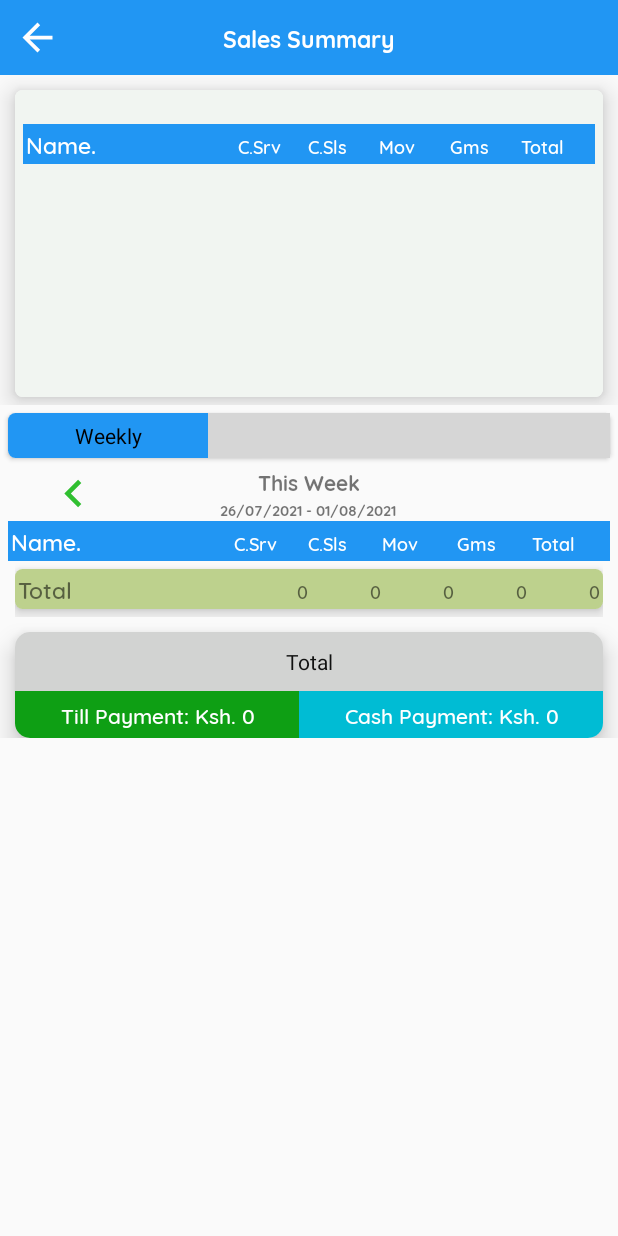
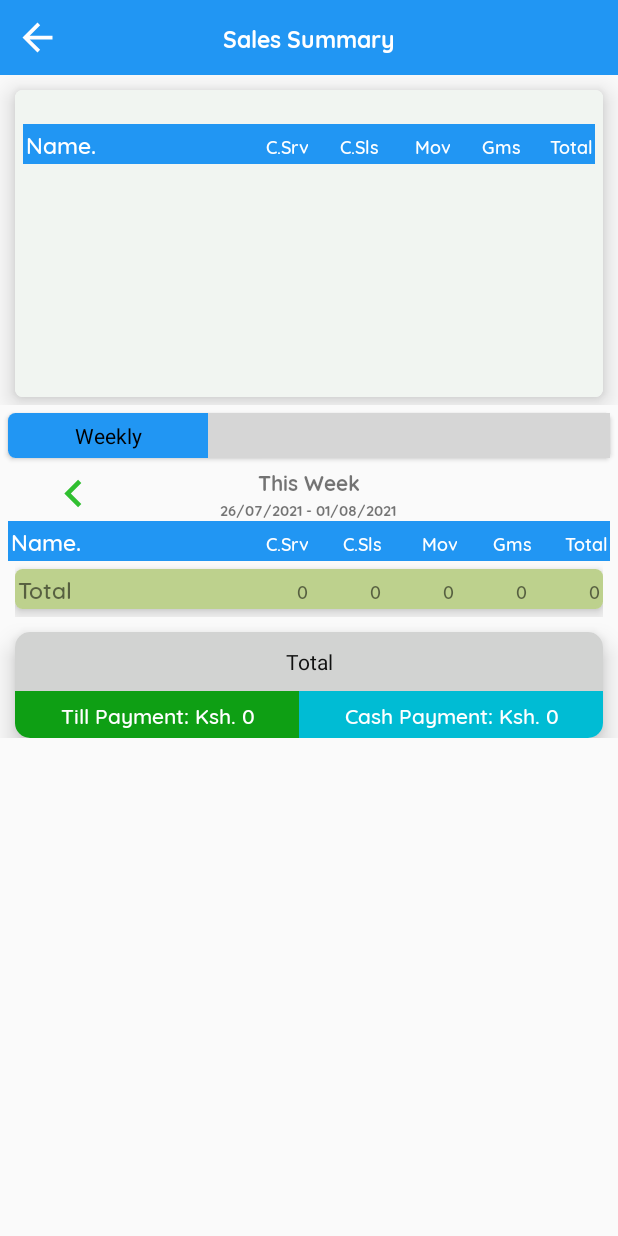
Before and after one commit to mulukadan/MUNITAPP, an Android app: the SummaryActivity screen opened directly, with no data from a screen before it, on a phone screen of 412 x 824 dp. Run offline under Robolectric (Android 15) with nearby library versions, the phone set to English and light mode, and no system bars; our stand-ins replace Firebase (no records; nobody signed in at launch, a user with empty details on screens opened directly); libraries missing offline, so code that uses them is left out: cn.pedant, com.eftimoff.viewpagertransformers; 9 statements that could not run were skipped; grey boxes are pictures that could not be loaded.

Commit message:
Some Changes

```diff
--- a/app/build.gradle
+++ b/app/build.gradle
@@ -16,11 +16,11 @@ apply plugin: 'com.android.application'
 //apply plugin: 'io.fabric'
 
 android {
-    compileSdkVersion 28
+    compileSdkVersion 30
     defaultConfig {
         applicationId "com.munit.m_unitapp"
         minSdkVersion 21
-        targetSdkVersion 28
+        targetSdkVersion 30
         versionCode 1
         versionName "1.0"
         testInstrumentationRunner 'androidx.test.runner.AndroidJUnitRunner'
@@ -50,6 +50,7 @@ dependencies {
     implementation 'com.google.android.material:material:1.0.0'
     implementation 'androidx.constraintlayout:constraintlayout:1.1.3'
     implementation 'com.google.firebase:firebase-firestore:21.6.0'
+    implementation 'com.google.firebase:firebase-perf:19.1.1'
     testImplementation 'junit:junit:4.12'
     androidTestImplementation 'androidx.test.ext:junit:1.1.1'
     androidTestImplementation 'androidx.test.espresso:espresso-core:3.1.0'
@@ -90,3 +91,4 @@ dependencies {
 apply plugin: 'com.google.gms.google-services'
 // Apply the Crashlytics Gradle plugin
 apply plugin: 'com.google.firebase.crashlytics'
+apply plugin: 'com.google.firebase.firebase-perf'
--- a/app/src/main/java/com/munit/m_unitapp/PinActivity.java
+++ b/app/src/main/java/com/munit/m_unitapp/PinActivity.java
@@ -168,6 +168,7 @@ public class PinActivity extends AppCompatActivity implements EasyPermissions.Pe
                     })
                     .show();
         });
+
 
     }
 
--- a/app/src/main/res/layout/activity_summary.xml
+++ b/app/src/main/res/layout/activity_summary.xml
@@ -176,6 +176,7 @@
                             android:layout_weight="1"
                             android:fontFamily="@font/medium"
                             android:text="C.Srv"
+                            android:textAlignment="viewEnd"
                             android:textColor="@color/white"
                             android:textSize="12dp" />
 
@@ -185,6 +186,7 @@
                             android:layout_weight="1"
                             android:fontFamily="@font/medium"
                             android:text="C.Sls"
+                            android:textAlignment="viewEnd"
                             android:textColor="@color/white"
                             android:textSize="12dp" />
 
@@ -194,6 +196,7 @@
                             android:layout_weight="1"
                             android:fontFamily="@font/medium"
                             android:text="Mov"
+                            android:textAlignment="viewEnd"
                             android:textColor="@color/white"
                             android:textSize="12dp" />
 
@@ -203,6 +206,7 @@
                             android:layout_weight="1"
                             android:fontFamily="@font/medium"
                             android:text="Gms"
+                            android:textAlignment="viewEnd"
                             android:textColor="@color/white"
                             android:textSize="12dp" />
 
@@ -212,6 +216,7 @@
                             android:layout_weight="1"
                             android:fontFamily="@font/medium"
                             android:text="Total"
+                            android:textAlignment="viewEnd"
                             android:textColor="@color/white"
                             android:textSize="12dp" />
 
--- a/app/src/main/res/layout/fragment_daily_sales_all.xml
+++ b/app/src/main/res/layout/fragment_daily_sales_all.xml
@@ -56,6 +56,7 @@
                     android:layout_height="wrap_content"
                     android:layout_weight="1"
                     android:text="C.Srv"
+                    android:textAlignment="viewEnd"
                     android:fontFamily="@font/medium"
                     android:textColor="@color/white"
                     android:textSize="12dp"
@@ -65,6 +66,7 @@
                     android:layout_height="wrap_content"
                     android:layout_weight="1"
                     android:text="C.Sls"
+                    android:textAlignment="viewEnd"
                     android:fontFamily="@font/medium"
                     android:textColor="@color/white"
                     android:textSize="12dp"
@@ -74,6 +76,7 @@
                     android:layout_height="wrap_content"
                     android:layout_weight="1"
                     android:text="Mov"
+                    android:textAlignment="viewEnd"
                     android:fontFamily="@font/medium"
                     android:textColor="@color/white"
                     android:textSize="12dp"
@@ -83,6 +86,7 @@
                     android:layout_height="wrap_content"
                     android:layout_weight="1"
                     android:text="Gms"
+                    android:textAlignment="viewEnd"
                     android:fontFamily="@font/medium"
                     android:textColor="@color/white"
                     android:textSize="12dp"
@@ -92,6 +96,7 @@
                     android:layout_height="wrap_content"
                     android:layout_weight="1"
                     android:text="Total"
+                    android:textAlignment="viewEnd"
                     android:fontFamily="@font/medium"
                     android:textColor="@color/white"
                     android:textSize="12dp"
--- a/build.gradle
+++ b/build.gradle
@@ -15,6 +15,7 @@ buildscript {
         classpath 'com.google.gms:google-services:4.3.5'
         classpath 'me.tatarka:gradle-retrolambda:3.2.3'
         classpath 'com.google.firebase:firebase-crashlytics-gradle:2.5.2'
+        classpath 'com.google.firebase:perf-plugin:1.3.5'
     }
 }
 
```
Also changed, not shown: app/src/main/java/com/munit/m_unitapp/CashInActivity.java (+31 -14 lines), app/src/main/java/com/munit/m_unitapp/MainActivity.java (+6 -4 lines).
